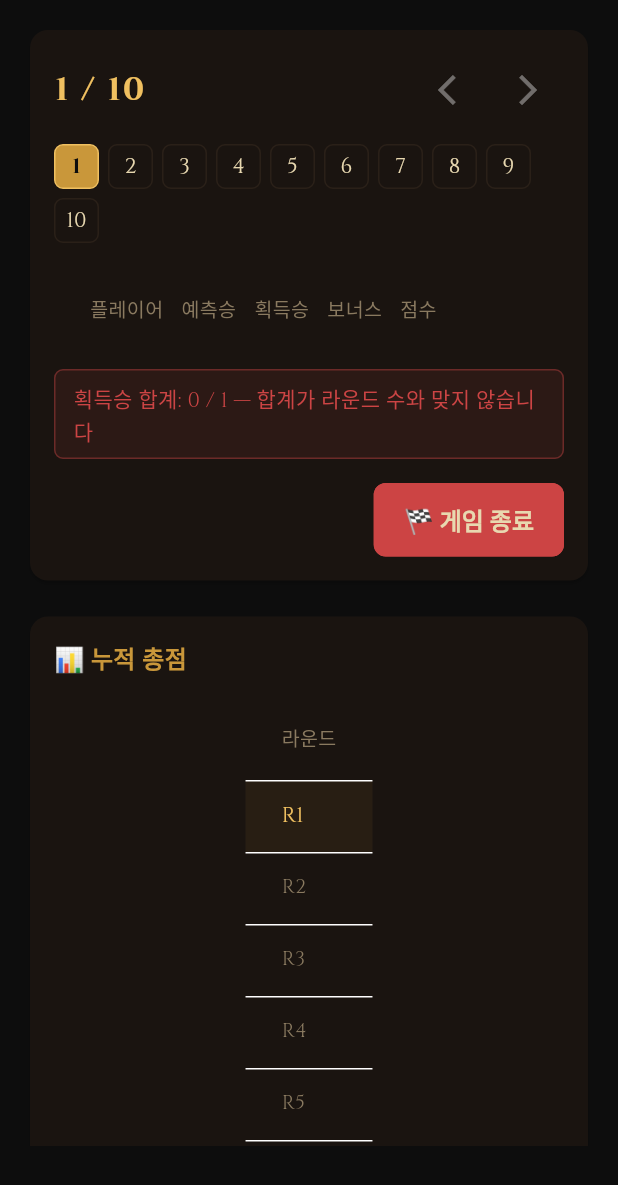
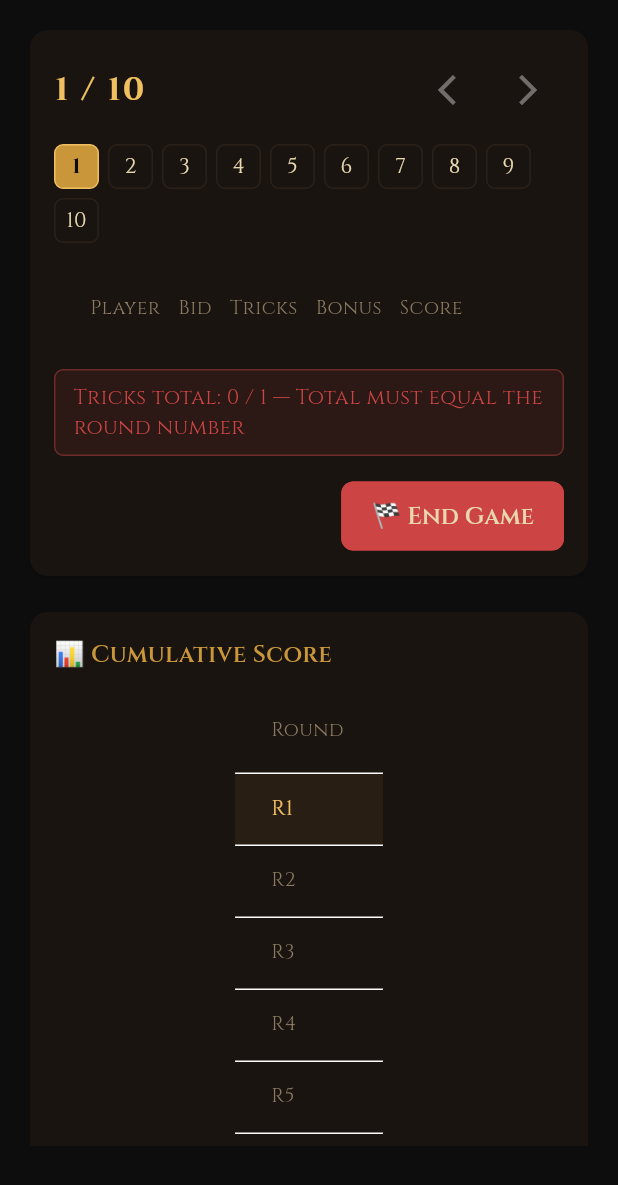
Before and after one commit to iOS-Kiwon/quick_board, a Flutter app: the GameScreen screen opened by its route, on a phone screen of 412 x 824 dp. Shown: the top 1185 px of the screen. Run offline on Flutter 3.47's test engine with Material 3 defaults, Android fonts, the phone set to English and light mode, and no system bars; our stand-ins replace flutter_riverpod, go_router, google_fonts, google_mobile_ads, share_plus; network calls fail.

Commit message:
feat: 스컬킹 앱 전체 다국어화 (한국어/영어)
- 모든 화면(setup/game/result) 및 위젯의 하드코딩 한국어 문자열을 AppLocalizations로 교체
- arb 파일에 누락 키 추가 (playerHeader, roundHeader, playerNamesTitle, playerCountSuffix, defaultPlayerName, sharingPreparing, shareSubject)
- main.dart에 onGenerateTitle 추가로 OS 언어 변경 시 앱 타이틀도 동적 변경
- Info.plist에 CFBundleLocalizations 추가 (skulking, yacht)
  → iOS 설정 → 앱별 언어 변경이 정상 동작

빌드 검증: flutter build ios --release 성공.

Co-Authored-By: Claude Sonnet 4.6 <noreply@anthropic.com>

```diff
--- a/quick-board-flutter/apps/skulking/lib/l10n/app_en.arb
+++ b/quick-board-flutter/apps/skulking/lib/l10n/app_en.arb
@@ -1,15 +1,30 @@
 {
   "@@locale": "en",
   "appName": "Skull King Score",
-  "setupTitle": "Game Setup",
+  "setupTitle": "☠️ Game Setup",
   "playerCount": "Number of Players",
+  "playerCountSuffix": "{n} players",
+  "@playerCountSuffix": {
+    "placeholders": {
+      "n": { "type": "int" }
+    }
+  },
+  "playerNamesTitle": "Player Names",
   "playerName": "Player {n} Name",
   "@playerName": {
     "placeholders": {
       "n": { "type": "int" }
     }
   },
+  "defaultPlayerName": "Player {n}",
+  "@defaultPlayerName": {
+    "placeholders": {
+      "n": { "type": "int" }
+    }
+  },
   "startGame": "⚓ Start Game",
+  "playerHeader": "Player",
+  "roundHeader": "Round",
   "predictedWins": "Bid",
   "actualWins": "Tricks",
   "bonus": "Bonus",
@@ -27,7 +42,9 @@
   "tricksOk": "✓",
   "finalResult": "🏆 Final Results",
   "shareResult": "📋 Share Results",
+  "sharingPreparing": "⏳ Preparing...",
   "playAgain": "🔄 Play Again",
+  "shareSubject": "Skull King Result",
   "shareHeader": "☠️ Skull King Results ☠️",
   "shareFinalStandings": "[ Final Standings ]",
   "shareRoundScores": "[ Round Scores ]",
@@ -45,7 +62,7 @@
       "round": { "type": "int" }
     }
   },
-  "rankLabel": "{rank}th",
+  "rankLabel": "#{rank}",
   "@rankLabel": {
     "placeholders": {
       "rank": { "type": "int" }
--- a/quick-board-flutter/apps/skulking/lib/l10n/app_localizations.dart
+++ b/quick-board-flutter/apps/skulking/lib/l10n/app_localizations.dart
@@ -107,7 +107,7 @@ abstract class AppLocalizations {
   /// No description provided for @setupTitle.
   ///
   /// In ko, this message translates to:
-  /// **'게임 설정'**
+  /// **'☠️ 게임 설정'**
   String get setupTitle;
 
   /// No description provided for @playerCount.
@@ -116,17 +116,47 @@ abstract class AppLocalizations {
   /// **'플레이어 수'**
   String get playerCount;
 
+  /// No description provided for @playerCountSuffix.
+  ///
+  /// In ko, this message translates to:
+  /// **'{n}명'**
+  String playerCountSuffix(int n);
+
+  /// No description provided for @playerNamesTitle.
+  ///
+  /// In ko, this message translates to:
+  /// **'플레이어 이름'**
+  String get playerNamesTitle;
+
   /// No description provided for @playerName.
   ///
   /// In ko, this message translates to:
   /// **'플레이어 {n} 이름'**
   String playerName(int n);
 
+  /// No description provided for @defaultPlayerName.
+  ///
+  /// In ko, this message translates to:
+  /// **'플레이어 {n}'**
+  String defaultPlayerName(int n);
+
   /// No description provided for @startGame.
   ///
   /// In ko, this message translates to:
   /// **'⚓ 게임 시작'**
   String get startGame;
+
+  /// No description provided for @playerHeader.
+  ///
+  /// In ko, this message translates to:
+  /// **'플레이어'**
+  String get playerHeader;
+
+  /// No description provided for @roundHeader.
+  ///
+  /// In ko, this message translates to:
+  /// **'라운드'**
+  String get roundHeader;
 
   /// No description provided for @predictedWins.
   ///
@@ -194,11 +224,23 @@ abstract class AppLocalizations {
   /// **'📋 결과 공유'**
   String get shareResult;
 
+  /// No description provided for @sharingPreparing.
+  ///
+  /// In ko, this message translates to:
+  /// **'⏳ 공유 준비 중...'**
+  String get sharingPreparing;
+
   /// No description provided for @playAgain.
   ///
   /// In ko, this message translates to:
   /// **'🔄 다시 하기'**
   String get playAgain;
+
+  /// No description provided for @shareSubject.
+  ///
+  /// In ko, this message translates to:
+  /// **'스컬킹 게임 결과'**
+  String get shareSubject;
 
   /// No description provided for @shareHeader.
   ///
--- a/quick-board-flutter/apps/skulking/lib/l10n/app_localizations_en.dart
+++ b/quick-board-flutter/apps/skulking/lib/l10n/app_localizations_en.dart
@@ -12,10 +12,18 @@ class AppLocalizationsEn extends AppLocalizations {
   String get appName => 'Skull King Score';
 
   @override
-  String get setupTitle => 'Game Setup';
+  String get setupTitle => '☠️ Game Setup';
 
   @override
   String get playerCount => 'Number of Players';
+
+  @override
+  String playerCountSuffix(int n) {
+    return '$n players';
+  }
+
+  @override
+  String get playerNamesTitle => 'Player Names';
 
   @override
   String playerName(int n) {
@@ -23,7 +31,18 @@ class AppLocalizationsEn extends AppLocalizations {
   }
 
   @override
+  String defaultPlayerName(int n) {
+    return 'Player $n';
+  }
+
+  @override
   String get startGame => '⚓ Start Game';
+
+  @override
+  String get playerHeader => 'Player';
+
+  @override
+  String get roundHeader => 'Round';
 
   @override
   String get predictedWins => 'Bid';
@@ -61,7 +80,13 @@ class AppLocalizationsEn extends AppLocalizations {
   String get shareResult => '📋 Share Results';
 
   @override
+  String get sharingPreparing => '⏳ Preparing...';
+
+  @override
   String get playAgain => '🔄 Play Again';
+
+  @override
+  String get shareSubject => 'Skull King Result';
 
   @override
   String get shareHeader => '☠️ Skull King Results ☠️';
@@ -90,7 +115,7 @@ class AppLocalizationsEn extends AppLocalizations {
 
   @override
   String rankLabel(int rank) {
-    return '${rank}th';
+    return '#$rank';
   }
 
   @override
--- a/quick-board-flutter/apps/skulking/lib/main.dart
+++ b/quick-board-flutter/apps/skulking/lib/main.dart
@@ -28,6 +28,7 @@ class SkulkingApp extends StatelessWidget {
     return MaterialApp.router(
       routerConfig: appRouter,
       theme: AppTheme.dark,
+      onGenerateTitle: (context) => AppLocalizations.of(context)!.appName,
       localizationsDelegates: const [
         AppLocalizations.delegate,
         GlobalMaterialLocalizations.delegate,
--- a/quick-board-flutter/apps/skulking/lib/screens/game_screen.dart
+++ b/quick-board-flutter/apps/skulking/lib/screens/game_screen.dart
@@ -2,6 +2,7 @@ import 'package:flutter/material.dart';
 import 'package:flutter_riverpod/flutter_riverpod.dart';
 import 'package:go_router/go_router.dart';
 import 'package:quick_board_core/quick_board_core.dart';
+import '../l10n/app_localizations.dart';
 import '../models/player_score.dart';
 import '../models/skulking_state.dart';
 import '../notifiers/skulking_notifier.dart';
@@ -17,6 +18,7 @@ class GameScreen extends ConsumerWidget {
   Widget build(BuildContext context, WidgetRef ref) {
     final state = ref.watch(skulkingProvider);
     final notifier = ref.read(skulkingProvider.notifier);
+    final l = AppLocalizations.of(context)!;
     final r = state.currentRound;
     final isOnLatest = r == state.maxVisitedRound;
     final canAdvance = state.isSumValid && isOnLatest && r < kMaxRounds;
@@ -94,12 +96,12 @@ class GameScreen extends ConsumerWidget {
                       children: [
                         if (canAdvance)
                           AppButton(
-                            label: '다음 라운드 ▶',
+                            label: l.nextRound,
                             onPressed: notifier.advanceRound,
                           ),
                         const SizedBox(width: 12),
                         AppButton(
-                          label: '🏁 게임 종료',
+                          label: l.endGame,
                           variant: AppButtonVariant.danger,
                           onPressed: () => context.go('/result'),
                         ),
@@ -117,7 +119,7 @@ class GameScreen extends ConsumerWidget {
                 child: Column(
                   crossAxisAlignment: CrossAxisAlignment.start,
                   children: [
-                    Text('📊 누적 총점', style: AppTextStyles.subheading),
+                    Text(l.cumulativeScore, style: AppTextStyles.subheading),
                     const SizedBox(height: 12),
                     ScoreboardTable(
                       players: state.players,
--- a/quick-board-flutter/apps/skulking/lib/screens/setup_screen.dart
+++ b/quick-board-flutter/apps/skulking/lib/screens/setup_screen.dart
@@ -2,6 +2,7 @@ import 'package:flutter/material.dart';
 import 'package:flutter_riverpod/flutter_riverpod.dart';
 import 'package:go_router/go_router.dart';
 import 'package:quick_board_core/quick_board_core.dart';
+import '../l10n/app_localizations.dart';
 import '../notifiers/skulking_notifier.dart';
 
 class SetupScreen extends ConsumerStatefulWidget {
@@ -51,11 +52,12 @@ class _SetupScreenState extends ConsumerState<SetupScreen> {
   }
 
   void _startGame() {
+    final l = AppLocalizations.of(context)!;
     final players = List.generate(
       _playerCount,
       (i) {
         final name = _controllers[i].text.trim();
-        return name.isEmpty ? '플레이어 ${i + 1}' : name;
+        return name.isEmpty ? l.defaultPlayerName(i + 1) : name;
       },
     );
     ref.read(skulkingProvider.notifier).startGame(players);
@@ -65,6 +67,7 @@ class _SetupScreenState extends ConsumerState<SetupScreen> {
   @override
   Widget build(BuildContext context) {
     final theme = Theme.of(context);
+    final l = AppLocalizations.of(context)!;
 
     return Scaffold(
       bottomNavigationBar: const AdBannerWidget(),
@@ -76,12 +79,12 @@ class _SetupScreenState extends ConsumerState<SetupScreen> {
             children: [
               const SizedBox(height: 16),
               Text(
-                '☠️ 게임 설정',
+                l.setupTitle,
                 style: theme.textTheme.headlineMedium,
                 textAlign: TextAlign.center,
               ),
               const SizedBox(height: 32),
-              Text('플레이어 수', style: theme.textTheme.titleMedium),
+              Text(l.playerCount, style: theme.textTheme.titleMedium),
               const SizedBox(height: 8),
               DropdownButton<int>(
                 value: _playerCount,
@@ -89,26 +92,29 @@ class _SetupScreenState extends ConsumerState<SetupScreen> {
                 style: AppTextStyles.body,
                 isExpanded: true,
                 items: List.generate(7, (i) => i + 2)
-                    .map((n) => DropdownMenuItem(value: n, child: Text('$n명')))
+                    .map((n) => DropdownMenuItem(
+                          value: n,
+                          child: Text(l.playerCountSuffix(n)),
+                        ))
                     .toList(),
                 onChanged: _onPlayerCountChanged,
               ),
               const SizedBox(height: 24),
-              Text('플레이어 이름', style: theme.textTheme.titleMedium),
+              Text(l.playerNamesTitle, style: theme.textTheme.titleMedium),
               const SizedBox(height: 12),
               ...List.generate(
                 _playerCount,
                 (i) => Padding(
                   padding: const EdgeInsets.only(bottom: 12),
                   child: PlayerNameInput(
-                    label: '플레이어 ${i + 1} 이름',
+                    label: l.playerName(i + 1),
                     controller: _controllers[i],
                   ),
                 ),
               ),
               const SizedBox(height: 24),
               AppButton(
-                label: '⚓ 게임 시작',
+                label: l.startGame,
                 onPressed: _startGame,
               ),
             ],
--- a/quick-board-flutter/apps/skulking/lib/widgets/score_input_table.dart
+++ b/quick-board-flutter/apps/skulking/lib/widgets/score_input_table.dart
@@ -1,5 +1,6 @@
 import 'package:flutter/material.dart';
 import 'package:quick_board_core/quick_board_core.dart';
+import '../l10n/app_localizations.dart';
 import '../models/player_score.dart';
 
 class ScoreInputTable extends StatefulWidget {
@@ -97,6 +98,7 @@ class _ScoreInputTableState extends State<ScoreInputTable> {
 
   @override
   Widget build(BuildContext context) {
+    final l = AppLocalizations.of(context)!;
     return SingleChildScrollView(
       scrollDirection: Axis.horizontal,
       child: DataTable(
@@ -104,11 +106,11 @@ class _ScoreInputTableState extends State<ScoreInputTable> {
         dataTextStyle: AppTextStyles.body,
         columnSpacing: 12,
         columns: [
-          DataColumn(label: Text('플레이어', style: AppTextStyles.bodyDim)),
-          DataColumn(label: Text('예측승', style: AppTextStyles.bodyDim), numeric: true),
-          DataColumn(label: Text('획득승', style: AppTextStyles.bodyDim), numeric: true),
-          DataColumn(label: Text('보너스', style: AppTextStyles.bodyDim), numeric: true),
-          DataColumn(label: Text('점수', style: AppTextStyles.bodyDim), numeric: true),
+          DataColumn(label: Text(l.playerHeader, style: AppTextStyles.bodyDim)),
+          DataColumn(label: Text(l.predictedWins, style: AppTextStyles.bodyDim), numeric: true),
+          DataColumn(label: Text(l.actualWins, style: AppTextStyles.bodyDim), numeric: true),
+          DataColumn(label: Text(l.bonus, style: AppTextStyles.bodyDim), numeric: true),
+          DataColumn(label: Text(l.roundScore, style: AppTextStyles.bodyDim), numeric: true),
         ],
         rows: List.generate(widget.players.length, (i) {
           final saved = widget.savedScores[i];
--- a/quick-board-flutter/apps/skulking/lib/widgets/scoreboard_table.dart
+++ b/quick-board-flutter/apps/skulking/lib/widgets/scoreboard_table.dart
@@ -1,5 +1,6 @@
 import 'package:flutter/material.dart';
 import 'package:quick_board_core/quick_board_core.dart';
+import '../l10n/app_localizations.dart';
 import '../models/player_score.dart';
 import '../models/skulking_state.dart';
 
@@ -19,6 +20,7 @@ class ScoreboardTable extends StatelessWidget {
 
   @override
   Widget build(BuildContext context) {
+    final l = AppLocalizations.of(context)!;
     return LayoutBuilder(
       builder: (context, constraints) => SingleChildScrollView(
         scrollDirection: Axis.horizontal,
@@ -30,7 +32,7 @@ class ScoreboardTable extends StatelessWidget {
               dataTextStyle: AppTextStyles.body,
               columnSpacing: 12,
               columns: [
-                DataColumn(label: Text('라운드', style: AppTextStyles.bodyDim)),
+                DataColumn(label: Text(l.roundHeader, style: AppTextStyles.bodyDim)),
                 ...players.map((p) => DataColumn(
                       label: Text(p, style: AppTextStyles.bodyDim),
                       numeric: true,
@@ -46,7 +48,7 @@ class ScoreboardTable extends StatelessWidget {
                             AppColors.gold.withOpacity(0.08))
                         : null,
                     cells: [
-                      DataCell(Text('R$r',
+                      DataCell(Text(l.roundPrefix(r),
                           style: isCurrent
                               ? AppTextStyles.body
                                   .copyWith(color: AppColors.goldBright)
@@ -65,7 +67,7 @@ class ScoreboardTable extends StatelessWidget {
                 DataRow(
                   color: WidgetStateProperty.all(AppColors.card),
                   cells: [
-                    DataCell(Text('합계', style: AppTextStyles.subheading)),
+                    DataCell(Text(l.shareTotal, style: AppTextStyles.subheading)),
                     ...totalScores.map((t) => DataCell(ScoreCard(score: t))),
                   ],
                 ),
--- a/quick-board-flutter/apps/skulking/lib/widgets/tricks_sum_indicator.dart
+++ b/quick-board-flutter/apps/skulking/lib/widgets/tricks_sum_indicator.dart
@@ -1,5 +1,6 @@
 import 'package:flutter/material.dart';
 import 'package:quick_board_core/quick_board_core.dart';
+import '../l10n/app_localizations.dart';
 
 class TricksSumIndicator extends StatelessWidget {
   const TricksSumIndicator({
@@ -13,11 +14,11 @@ class TricksSumIndicator extends StatelessWidget {
 
   @override
   Widget build(BuildContext context) {
+    final l = AppLocalizations.of(context)!;
     final ok = sum == round;
     final color = ok ? AppColors.scorePositive : AppColors.scoreNegative;
-    final label = ok
-        ? '획득승 합계: $sum / $round ✓'
-        : '획득승 합계: $sum / $round — 합계가 라운드 수와 맞지 않습니다';
+    final base = l.tricksTotal(sum, round);
+    final label = ok ? '$base ${l.tricksOk}' : '$base — ${l.tricksMismatch}';
 
     return Container(
       padding: const EdgeInsets.symmetric(horizontal: 12, vertical: 8),
```
Also changed, not shown: quick-board-flutter/apps/skulking/lib/l10n/app_ko.arb (+18 -1 lines), quick-board-flutter/apps/skulking/lib/l10n/app_localizations_ko.dart (+26 -1 lines), quick-board-flutter/apps/skulking/lib/screens/result_screen.dart (+14 -10 lines), 2 other files.
